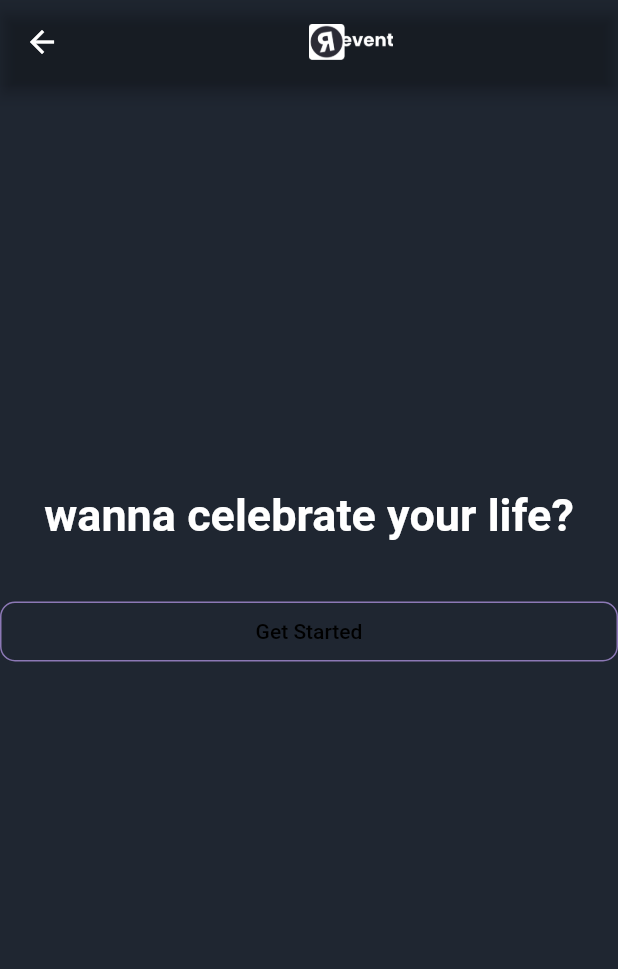
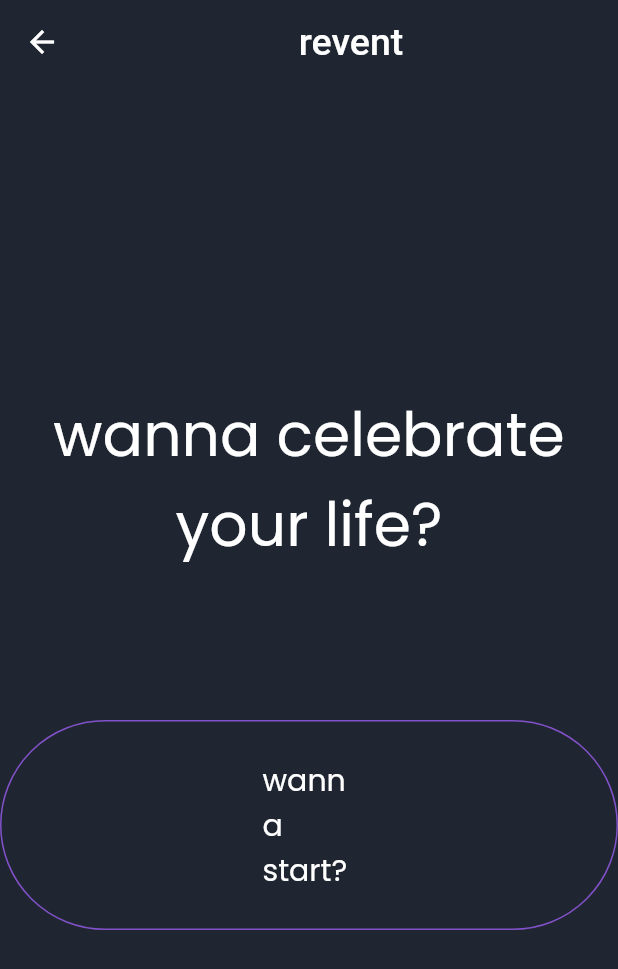
Before and after one commit to Just-another-Muensterhack/revent, a Flutter app: the LandingPage screen opened directly, on a phone screen of 412 x 824 dp. Shown: the top 969 px of the screen. Run offline on Flutter 3.47's test engine with Material 2 defaults, Android fonts, the phone set to English and light mode, and no system bars; our stand-ins replace cloud_firestore, firebase_auth, firebase_core, google_sign_in; accounts and stored records are empty; Roboto replaces fonts that are missing (Poppings).

Commit message:
added regular font and improved landing page

```diff
--- a/lib/constants/colors.dart
+++ b/lib/constants/colors.dart
@@ -1,3 +1,4 @@
-import 'package:flutter/material.dart';
+import 'package:flutter/cupertino.dart';
 
-const primary = Color(0xFF8c78b5);
+const primary = Color.fromRGBO(31, 38, 49, 1.0);
+const secondary = Color.fromRGBO(130, 81, 202, 1.0);
--- a/lib/main.dart
+++ b/lib/main.dart
@@ -1,8 +1,8 @@
 import 'package:firebase_auth/firebase_auth.dart';
 import 'package:firebase_core/firebase_core.dart';
 import 'package:flutter/material.dart';
-import 'package:flutter/rendering.dart';
-import 'package:revent/pages/auth/login/login_page.dart';
+import 'package:revent/constants/colors.dart';
+import 'package:revent/pages/landing_page.dart';
 import 'package:revent/pages/splash_screen.dart';
 import 'package:revent/services/auth_service.dart';
 
@@ -18,8 +18,8 @@ void main() {
       title: AppTitle,
       theme: themeData.copyWith(
         colorScheme: themeData.colorScheme.copyWith(
-          primary: Color.fromRGBO(31, 38, 49, 1.0),
-          secondary: Color.fromRGBO(130, 81, 202, 1.0),
+          primary: primary,
+          secondary: secondary,
         ),
       ),
       home: App(),
@@ -33,7 +33,7 @@ class App extends StatefulWidget {
 }
 
 class _AppState extends State<App> {
-  bool _initialized = false;
+  bool _initialized = false; // TODO CHANGE
   bool _error = false;
 
   Widget _currentPage = SplashScreen();
@@ -46,7 +46,7 @@ class _AppState extends State<App> {
 
       FirebaseAuth.instance.userChanges().listen((User user) {
         setState(() {
-          this._currentPage = user == null ? LoginPage() : Container();
+          this._currentPage = user == null ? LandingPage() : Container();
         });
       });
 
--- a/lib/pages/auth/login/data_page.dart
+++ b/lib/pages/auth/login/data_page.dart
@@ -2,7 +2,6 @@ import 'package:flutter/material.dart';
 import 'package:revent/models/profile.dart';
 import 'package:revent/widget/custom_button.dart';
 import 'package:revent/widget/custom_textfield.dart';
-import 'package:revent/widget/image_appbar.dart';
 
 class DataPage extends StatefulWidget{
   @override
@@ -34,7 +33,6 @@ class _DataPageState extends State<DataPage>{
   @override
   Widget build(BuildContext context) {
     return Scaffold(
-      appBar: imageAppBar(),
       body: Padding(
         padding: EdgeInsets.all(10.0),
         child: Column(
--- a/lib/pages/auth/login/login_page.dart
+++ b/lib/pages/auth/login/login_page.dart
@@ -2,7 +2,6 @@ import 'package:flutter/material.dart';
 import 'package:revent/pages/auth/login/data_page.dart';
 import 'package:revent/services/auth_service.dart';
 import 'package:revent/widget/custom_button.dart';
-import 'package:revent/widget/image_appbar.dart';
 
 class LoginPage extends StatefulWidget{
   @override
@@ -24,7 +23,6 @@ class _LoginPageState extends State<LoginPage>{
     }
 
     return Scaffold(
-      appBar: imageAppBar(),
       body: Padding(
         padding: EdgeInsets.all(10.0),
         child: Column(
--- a/lib/pages/auth/login/select_interests_page.dart
+++ b/lib/pages/auth/login/select_interests_page.dart
@@ -4,9 +4,8 @@ import 'package:flutter/widgets.dart';
 import 'package:revent/constants/colors.dart';
 import 'package:revent/models/commons.dart';
 import 'package:revent/widget/custom_button.dart';
-import 'package:revent/widget/image_appbar.dart';
 
-class SelectInterestsPage extends StatefulWidget{
+class SelectInterestsPage extends StatefulWidget {
   @override
   _SelectInterestsPageState createState() => _SelectInterestsPageState();
 }
@@ -18,7 +17,7 @@ class _SelectInterestsPageState extends State<SelectInterestsPage> {
   void initState() {
     super.initState();
 
-    for(int index = 0; index < Genre.values.length; index++){
+    for (int index = 0; index < Genre.values.length; index++) {
       _cardsValue[index] = false;
     }
   }
@@ -27,35 +26,44 @@ class _SelectInterestsPageState extends State<SelectInterestsPage> {
   Widget build(BuildContext context) {
     Size size = MediaQuery.of(context).size;
 
-    return Scaffold(appBar: imageAppBar(),
+    return Scaffold(
         body: Center(
-          child: Column(mainAxisAlignment: MainAxisAlignment.center,
+            child: Column(
+      mainAxisAlignment: MainAxisAlignment.center,
       crossAxisAlignment: CrossAxisAlignment.center,
       children: <Widget>[
-              SizedBox(height: 200,
-                  child:  ListView.builder(
+        SizedBox(
+          height: 200,
+          child: ListView.builder(
             shrinkWrap: true,
             scrollDirection: Axis.horizontal,
             itemCount: Genre.values.length,
-                    itemBuilder: (BuildContext context, int index) => Card(color: _cardsValue[index] ?
-                      primary:  Colors.grey,
-                      child: InkWell(onTap: (){
+            itemBuilder: (BuildContext context, int index) => Card(
+                color: _cardsValue[index] ? primary : Colors.grey,
+                child: InkWell(
+                  onTap: () {
                     setState(() {
                       _cardsValue[index] = !_cardsValue[index];
                     });
                   },
-                        child: Container(width: size.width * 0.25, child: Center(child: Text(
+                  child: Container(
+                      width: size.width * 0.25,
+                      child: Center(
+                          child: Text(
                         Genre.values[index].toString().split(".").last,
-                          style: TextStyle(color: Colors.white),)
-                      )),)
-                    ),), ),
+                        style: TextStyle(color: Colors.white),
+                      ))),
+                )),
+          ),
+        ),
         Padding(
           padding: EdgeInsets.all(25),
-                child: CustomButton(buttonText: "Continue", onPress: () {
-
-                },),)
+          child: CustomButton(
+            buttonText: "Continue",
+            onPress: () {},
+          ),
+        )
       ],
-          ))
-    );
+    )));
   }
 }
--- a/lib/pages/landing_page.dart
+++ b/lib/pages/landing_page.dart
@@ -1,48 +1,75 @@
 import 'package:flutter/material.dart';
 import 'package:flutter/widgets.dart';
-import 'package:revent/widget/custom_button.dart';
-import 'package:revent/widget/image_appbar.dart';
+import 'package:revent/constants/colors.dart';
+import 'package:revent/pages/auth/login/login_page.dart';
 
 class LandingPage extends StatelessWidget {
-
   @override
   Widget build(BuildContext context) {
     return Scaffold(
-      appBar: imageAppBar(),
-      backgroundColor: Color(0xFF1F2631),
-      body: Center(child: Column(
-        children: <Widget>[
-          Container(
-            color: Colors.transparent,
-            height: 40,
+      backgroundColor: primary,
+      appBar: AppBar(
+        elevation: 0.0,
+        backgroundColor: primary,
+        title: Center(
+          child: Text(
+            "revent",
+            style: TextStyle(
+              fontFamily: "Poppings",
+              fontSize: 25.0,
+            ),
           ),
-          // Center(child: Image(image: AssetImage('assets/images/logo_full.png'), width: 800/8, height: 340/8)),
-          Container(
-            color: Colors.transparent,
-            height: 230,
-          ),
-          Expanded(
-            child: Column(
-              children: <Widget>[
-                const Text("wanna celebrate your life?", style: TextStyle(color: Colors.white, fontSize: 30, fontWeight: FontWeight.w600)),
-                Container(
-                  color: Colors.transparent,
-                  height: 40,
+        ),
+      ),
+      body: Center(
+        child: Column(
+          mainAxisAlignment: MainAxisAlignment.center,
+          crossAxisAlignment: CrossAxisAlignment.center,
+          children: <Widget>[
+            const Text(
+              "wanna celebrate\nyour life?",
+              style: TextStyle(
+                fontFamily: "Poppins",
+                color: Colors.white,
+                fontSize: 40,
+              ),
+              textAlign: TextAlign.center,
+            ),
+            Container(
+              height: 100.0,
+            ),
+            TextButton(
+              child: const Text(
+                "wanna start?",
+                style: TextStyle(
+                  fontFamily: "Poppins",
+                  color: Colors.white,
+                  fontSize: 20.0,
                 ),
-                Container(
-                  child: CustomButton(buttonText: "Get Started", color: Colors.white, onPress: () {}),
-                  height: 40,
-                )
-
-              ]
-            )
-          ),
-          Container(
-            color: Colors.transparent,
-            height: 260,
-          ),
-        ]
-      ))
+              ),
+              autofocus: true,
+              style: ButtonStyle(
+                padding: MaterialStateProperty.all(
+                  EdgeInsets.fromLTRB(175.0, 25.0, 175.0, 25.0),
+                ),
+                shape: MaterialStateProperty.all<RoundedRectangleBorder>(
+                  RoundedRectangleBorder(
+                    borderRadius: BorderRadius.circular(900.0),
+                    side: BorderSide(color: secondary),
+                  ),
+                ),
+                foregroundColor: MaterialStateProperty.all(Colors.white),
+              ),
+              onPressed: () => Navigator.push(
+                context,
+                MaterialPageRoute(
+                  builder: (context) => LoginPage(),
+                ),
+              ),
+            ),
+          ],
+        ),
+      ),
     );
   }
 }
--- a/lib/widget/image_appbar.dart
+++ /dev/null
@@ -1,13 +0,0 @@
-import 'package:flutter/material.dart';
-import 'package:flutter/widgets.dart';
-
-AppBar imageAppBar() => AppBar(
-    title: Center(child:
-    Image.asset(
-      "assets/images/logo_full.png",
-      fit: BoxFit.contain,
-      height: 24,
-    )
-    ),
-    backgroundColor: Colors.transparent
-);
--- a/pubspec.yaml
+++ b/pubspec.yaml
@@ -61,7 +61,7 @@ flutter:
 
   # To add assets to your application, add an assets section, like this:
   assets:
-    - assets/images/logo_full.png
+    - assets/images/logo.png
 
   # An image asset can refer to one or more resolution-specific "variants", see
   # https://flutter.dev/assets-and-images/#resolution-aware.
@@ -92,7 +92,7 @@ flutter:
   fonts:
     - family: Poppins
       fonts:
-        - asset: assets/fonts/Poppins-Medium.ttf
+        - asset: assets/fonts/Poppins-Regular.ttf
         - asset: assets/fonts/Poppins-Bold.ttf
           weight: 700
         - asset: assets/fonts/Poppins-Italic.ttf
```
Also changed, not shown: assets/fonts/Poppins-Regular.ttf (added), assets/images/logo.png (added). Lines whose indentation alone changed are shown as unchanged.
